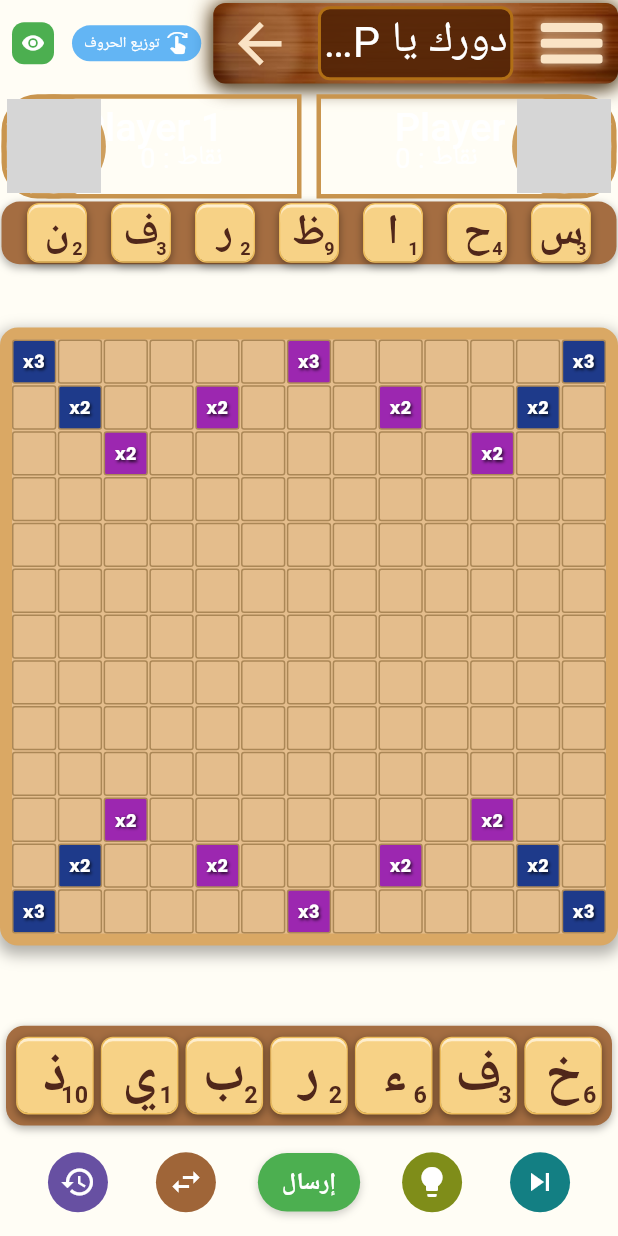
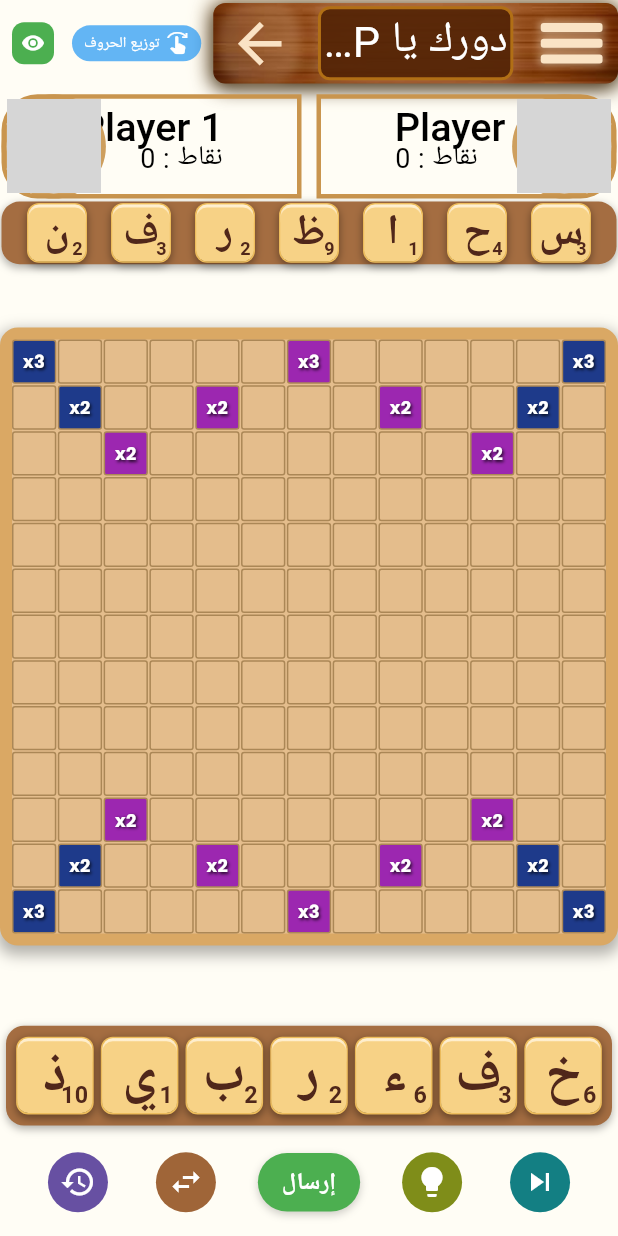
Before and after one commit to Reailiteen/shakelha_mp, a Flutter app: the PassPlayScreen screen opened by its route, after a tap on "ابدأ اللعبة", on a phone screen of 412 x 824 dp. Run offline on Flutter 3.47's test engine with Material 3 defaults, Android fonts, the phone set to English and light mode, and no system bars; our stand-ins replace google_fonts, socket_io_client; network calls fail; Roboto replaces fonts that are missing (Jomhuria); grey boxes are pictures that could not be loaded.

Commit message:
Update Arabic dictionary test words, adjust UI colors in EnemyUI, and add position logging in TileUI

```diff
--- a/lib/data/arabic_dictionary_loader.dart
+++ b/lib/data/arabic_dictionary_loader.dart
@@ -267,7 +267,7 @@ class ArabicDictionary {
     }
 
     // Test some actual words
-    final testWords = ['نمل', 'كتاب', 'مدرسة', 'بيت'];
+    final testWords = ['نمل', 'كتاب', 'مدرسة', 'بيت','دشداش',''];
     for (final word in testWords) {
       final found = containsWord(word);
       print('[Dictionary] Test word "$word": $found');
--- a/lib/screens/pass_play_screen.dart
+++ b/lib/screens/pass_play_screen.dart
@@ -207,6 +207,7 @@ class _PassPlayScreenState extends State<PassPlayScreen> {
 
   Widget _buildGameScreenContent(PassPlayProvider passPlayProvider) {
     return SafeArea(
+
       child: GestureDetector(
         onHorizontalDragEnd: (details) {
           // Detect swipe to the right (positive velocity)
@@ -215,6 +216,7 @@ class _PassPlayScreenState extends State<PassPlayScreen> {
           }
         },
         child: LayoutBuilder(
+
           builder: (context, constraints) {
             return Column(
               children: [
--- a/lib/widgets/enemyUI.dart
+++ b/lib/widgets/enemyUI.dart
@@ -60,7 +60,7 @@ class EnemyUi extends StatelessWidget {
 
                           textAlign: TextAlign.center,
                           style: TextStyle(
-                            color: Colors.white,
+                            color: Colors.black,
                             fontSize: nameSize*1.2,
                             fontWeight: FontWeight.w500,
                             fontFamily: GoogleFonts.jomhuria().fontFamily,
@@ -73,7 +73,7 @@ class EnemyUi extends StatelessWidget {
                           'نقاط : $displayPoints',
                           textAlign: TextAlign.center,
                           style: TextStyle(
-                            color: Colors.white,
+                            color: Colors.black,
                             fontSize: pointsSize,
                             fontWeight: FontWeight.w400,
                             fontFamily: GoogleFonts.jomhuria().fontFamily,
--- a/lib/widgets/tileUI.dart
+++ b/lib/widgets/tileUI.dart
@@ -4,7 +4,7 @@ import 'package:provider/provider.dart';
 import 'package:shakelha_mp/provider/tile_theme_provider.dart';
 
 class TileUI extends StatelessWidget {
-  const TileUI({
+  TileUI({
     Key? key,
     required this.width,
     required this.height,
@@ -23,6 +23,14 @@ class TileUI extends StatelessWidget {
   final double left;
   final TileColors? tileColors; // Made optional
 
+  final GlobalKey _key = GlobalKey();
+
+  void _getPosition() {
+    final renderBox = _key.currentContext!.findRenderObject() as RenderBox;
+    final position = renderBox.localToGlobal(Offset.zero);
+    final size = renderBox.size;
+    print("Tile position: $position, size: $size");
+  }
   @override
   Widget build(BuildContext context) {
     // Get colors from provider if no specific theme is provided
```
